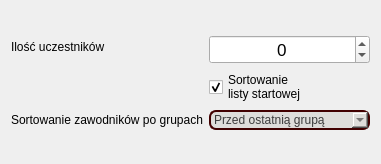
Before: the Qt Designer form source/UI/EditorWidgets/RoundInfoEditorWidget.ui in SiekamCebule/sj-sim, drawn with Qt 5.
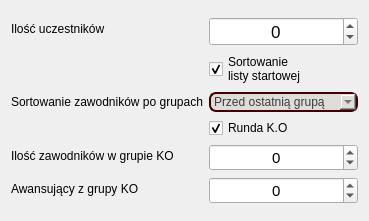
After: the same form once the commit is applied.

```diff
--- a/source/UI/EditorWidgets/RoundInfoEditorWidget.ui
+++ b/source/UI/EditorWidgets/RoundInfoEditorWidget.ui
@@ -6,8 +6,8 @@
    <rect>
     <x>0</x>
     <y>0</y>
-    <width>381</width>
-    <height>164</height>
+    <width>369</width>
+    <height>221</height>
    </rect>
   </property>
   <property name="sizePolicy">
@@ -103,6 +103,66 @@
        </property>
       </widget>
      </item>
+     <item row="3" column="1">
+      <widget class="QCheckBox" name="checkBox_KORound">
+       <property name="text">
+        <string>Runda K.O</string>
+       </property>
+       <property name="checked">
+        <bool>true</bool>
+       </property>
+      </widget>
+     </item>
+     <item row="4" column="1">
+      <widget class="QSpinBox" name="spinBox_KOGroupCount">
+       <property name="font">
+        <font>
+         <pointsize>11</pointsize>
+        </font>
+       </property>
+       <property name="alignment">
+        <set>Qt::AlignCenter</set>
+       </property>
+       <property name="minimum">
+        <number>-1</number>
+       </property>
+       <property name="maximum">
+        <number>1000000</number>
+       </property>
+      </widget>
+     </item>
+     <item row="4" column="0">
+      <widget class="QLabel" name="label_KOCount">
+       <property name="text">
+        <string>Ilość zawodników w grupie KO</string>
+       </property>
+      </widget>
+     </item>
+     <item row="5" column="0">
+      <widget class="QLabel" name="label_KOAdvanceCount">
+       <property name="text">
+        <string>Awansujący z grupy KO</string>
+       </property>
+      </widget>
+     </item>
+     <item row="5" column="1">
+      <widget class="QSpinBox" name="spinBox_AdvancingFromKOGroup">
+       <property name="font">
+        <font>
+         <pointsize>11</pointsize>
+        </font>
+       </property>
+       <property name="alignment">
+        <set>Qt::AlignCenter</set>
+       </property>
+       <property name="minimum">
+        <number>-1</number>
+       </property>
+       <property name="maximum">
+        <number>1000000</number>
+       </property>
+      </widget>
+     </item>
     </layout>
    </item>
   </layout>
```
